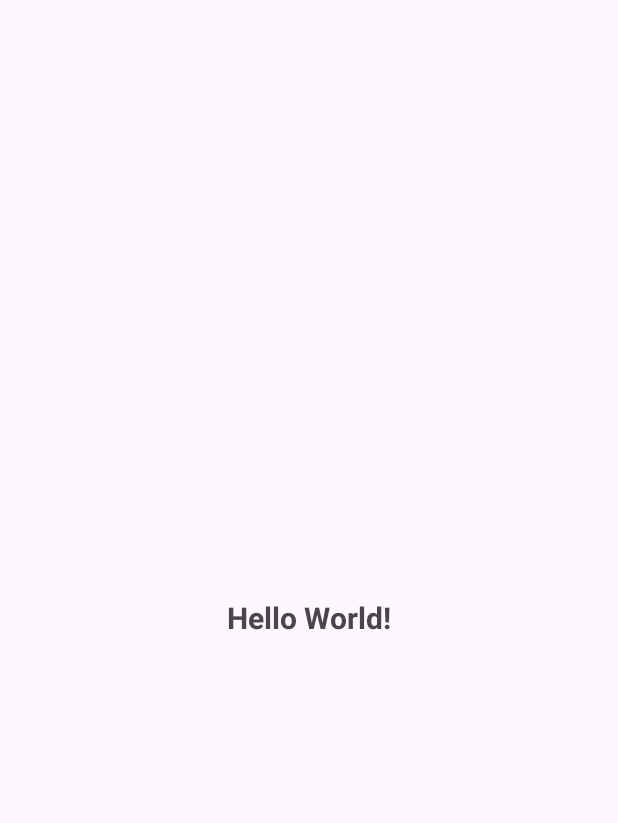
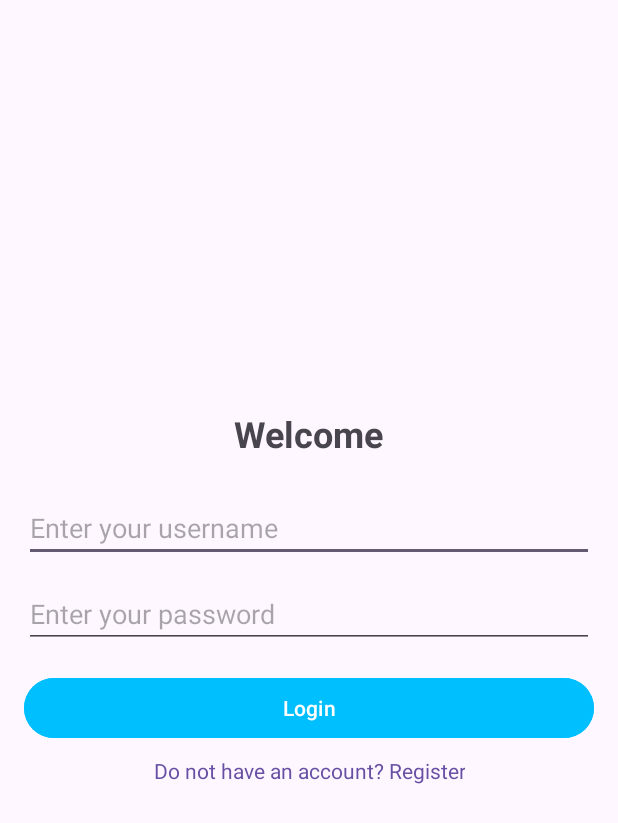
Before and after one commit to xn-dung/demoApp, an Android app: the screen it shows after launch (MainActivity), on a phone screen of 412 x 824 dp. Before the commit the part shown is almost empty. Shown: the top 823 px of the screen. Run offline under Robolectric (Android 15) with nearby library versions, the phone set to English and light mode, and no system bars.

Commit message:
Đã thêm login.xml và class login

```diff
--- a/app/src/main/AndroidManifest.xml
+++ b/app/src/main/AndroidManifest.xml
@@ -12,7 +12,7 @@
         android:supportsRtl="true"
         android:theme="@style/Theme.MyApplication">
         <activity
-            android:name=".MainActivity"
+            android:name=".UI.MainActivity"
             android:exported="true">
             <intent-filter>
                 <action android:name="android.intent.action.MAIN" />
--- a/app/src/main/java/com/example/myapplication/MainActivity.java
+++ /dev/null
@@ -1,24 +0,0 @@
-package com.example.myapplication;
-
-import android.os.Bundle;
-
-import androidx.activity.EdgeToEdge;
-import androidx.appcompat.app.AppCompatActivity;
-import androidx.core.graphics.Insets;
-import androidx.core.view.ViewCompat;
-import androidx.core.view.WindowInsetsCompat;
-
-public class MainActivity extends AppCompatActivity {
-
-    @Override
-    protected void onCreate(Bundle savedInstanceState) {
-        super.onCreate(savedInstanceState);
-        EdgeToEdge.enable(this);
-        setContentView(R.layout.activity_main);
-        ViewCompat.setOnApplyWindowInsetsListener(findViewById(R.id.main), (v, insets) -> {
-            Insets systemBars = insets.getInsets(WindowInsetsCompat.Type.systemBars());
-            v.setPadding(systemBars.left, systemBars.top, systemBars.right, systemBars.bottom);
-            return insets;
-        });
-    }
-}
--- /dev/null
+++ b/app/src/main/java/com/example/myapplication/UI/MainActivity.java
@@ -0,0 +1,64 @@
+package com.example.myapplication.UI;
+
+import android.os.Bundle;
+import android.view.View;
+import android.widget.TextView;
+import android.content.Intent;
+import androidx.activity.EdgeToEdge;
+import androidx.appcompat.app.AppCompatActivity;
+
+import android.widget.EditText;
+import android.widget.Button;
+
+import com.example.myapplication.R;
+
+public class MainActivity extends AppCompatActivity {
+    private EditText myUsername;
+    private EditText myPassword;
+    private Button myButton;
+    private TextView errorMessage;
+    @Override
+    protected void onCreate(Bundle savedInstanceState) {
+        super.onCreate(savedInstanceState);
+        EdgeToEdge.enable(this);
+        setContentView(R.layout.activity_main);
+
+        TextView textViewLinkRegister = findViewById(R.id.textViewLinkRegister);
+        myUsername = findViewById(R.id.username);
+        myPassword  = findViewById(R.id.password);
+        myButton = findViewById(R.id.btnLogin);
+
+        errorMessage = findViewById(R.id.errorMessage);
+        textViewLinkRegister.setOnClickListener(new View.OnClickListener() {
+            @Override
+            public void onClick(View v) {
+                Intent intent = new Intent(MainActivity.this, RegisterActivity.class); // Giả sử bạn có RegisterActivity
+                startActivity(intent);
+            }
+        });
+        myButton.setOnClickListener(new View.OnClickListener() {
+            @Override
+            public void onClick(View v) {
+                String username = myUsername.getText().toString();
+                String password = myPassword.getText().toString();
+                if(username.isEmpty())
+                {
+                    displayError("Username is required");
+                }
+                else if(password.isEmpty()){
+                    displayError("Password is required");
+                }
+                else{
+
+                }
+            }
+        });
+
+    }
+    private void displayError(String message){
+        if(errorMessage != null){
+            errorMessage.setText(message);
+            errorMessage.setVisibility(View.VISIBLE);
+        }
+    }
+}
--- /dev/null
+++ b/app/src/main/java/com/example/myapplication/UI/RegisterActivity.java
@@ -0,0 +1,4 @@
+package com.example.myapplication.UI;
+
+public class RegisterActivity {
+}
--- /dev/null
+++ b/app/src/main/java/com/example/myapplication/data/dao/DAO.java
@@ -0,0 +1,4 @@
+package com.example.myapplication.data.dao;
+
+public class DAO {
+}
--- /dev/null
+++ b/app/src/main/java/com/example/myapplication/data/dao/UserDAO.java
@@ -0,0 +1,4 @@
+package com.example.myapplication.data.dao;
+
+public class UserDAO extends DAO {
+}
--- a/app/src/main/res/layout/activity_main.xml
+++ b/app/src/main/res/layout/activity_main.xml
@@ -6,13 +6,61 @@
     android:layout_height="match_parent"
     android:orientation="vertical"
     android:gravity="center"
-    tools:context=".MainActivity">
+    android:padding="16dp"
+    tools:context=".UI.MainActivity">
 
     <TextView
+        android:id="@+id/titleText"
         android:layout_width="wrap_content"
         android:layout_height="wrap_content"
-        android:text="Hello World!"
-        android:textSize="20sp"
-        android:textStyle="bold"/>
+        android:layout_marginBottom="24dp"
+        android:text="@string/apptitle"
+        android:textSize="24sp"
+        android:textStyle="bold" />
+
+    <EditText
+        android:id="@+id/username"
+        android:layout_width="match_parent"
+        android:layout_height="wrap_content"
+        android:layout_marginBottom="12dp"
+        android:hint="Enter your username"
+        android:inputType="textPersonName" />
+
+
+    <EditText
+        android:id="@+id/password"
+        android:layout_width="match_parent"
+        android:layout_height="wrap_content"
+        android:layout_marginBottom="16dp"
+        android:hint="Enter your password"
+        android:inputType="textPassword" />
+
+
+    <Button
+        android:id="@+id/btnLogin"
+        android:layout_width="match_parent"
+        android:layout_height="wrap_content"
+        android:text="Login"
+        android:backgroundTint="@color/green_pastel"/>
+
+    <TextView
+        android:id="@+id/textViewLinkRegister"
+        android:layout_width="wrap_content"
+        android:layout_height="wrap_content"
+        android:layout_marginTop="8dp"
+        android:clickable="true"
+        android:focusable="true"
+        android:gravity="center"
+        android:text="Do not have an account? Register"
+        android:textColor="?android:attr/textColorLink" />
+
+    <TextView
+        android:id="@+id/errorMessage"
+        android:layout_width="wrap_content"
+        android:layout_height="wrap_content"
+        android:textColor="@android:color/holo_red_dark"
+        android:visibility="invisible"
+        android:layout_marginTop="8dp"/>
+
 
 </LinearLayout>
--- a/app/src/main/res/values/colors.xml
+++ b/app/src/main/res/values/colors.xml
@@ -2,4 +2,5 @@
 <resources>
     <color name="black">#FF000000</color>
     <color name="white">#FFFFFFFF</color>
+    <color name="green_pastel">#00BFFF</color>
 </resources>
--- a/app/src/main/res/values/strings.xml
+++ b/app/src/main/res/values/strings.xml
@@ -1,3 +1,5 @@
 <resources>
-    <string name="app_name">My Application</string>
+    <string name="app_name">Cook By Ingredients</string>
+    <string name="username_hint">Type your username</string>
+    <string name="apptitle">Welcome</string>
 </resources>
```
Also changed, not shown: app/src/main/java/com/example/myapplication/model/User.java (added, +22 -0 lines).
